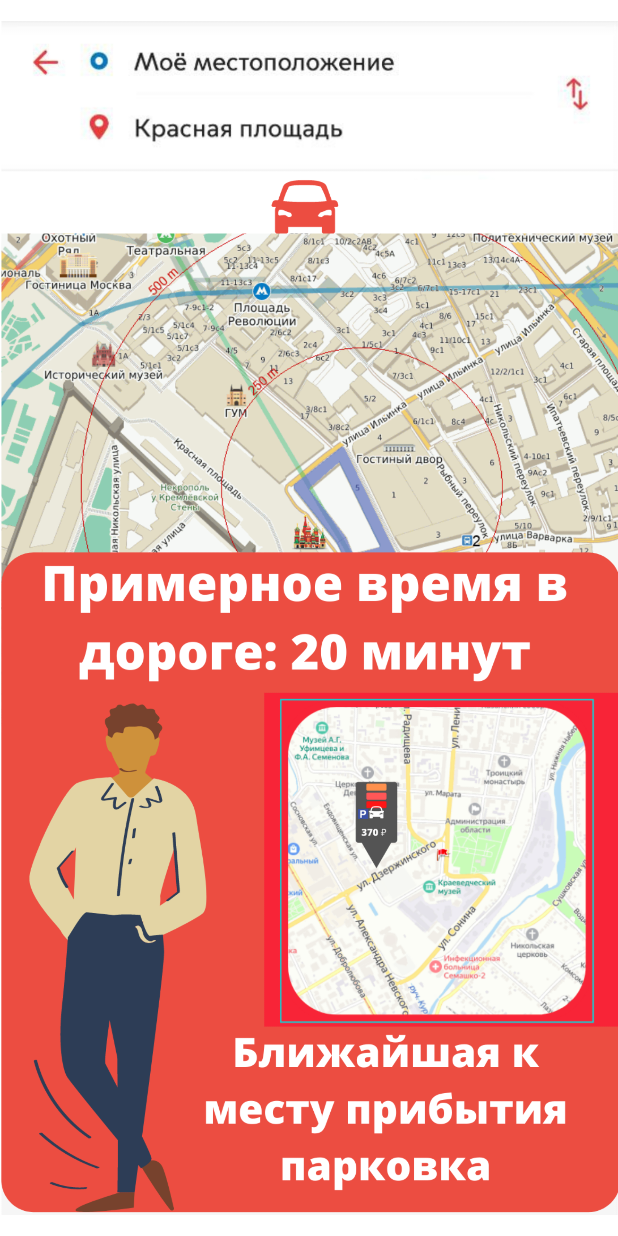
After one commit to TaFo000/lambdaMoscowTransport, an Android app built with Jetpack Compose: the layout offer.xml on its own in the app's theme, with its tools: preview values and no code run, on a phone screen of 412 x 824 dp. The commit adds this screen. Run offline under Robolectric (Android 15) with nearby library versions, the phone set to English and light mode, and no system bars.

```diff
--- a/app/src/main/java/com/example/moscowtransportlambda/MainActivity.kt
+++ b/app/src/main/java/com/example/moscowtransportlambda/MainActivity.kt
@@ -31,9 +31,9 @@ class MainActivity : ComponentActivity() {
             startActivity(intent)
         }
         var layerss = findViewById<Button>(R.id.kuda_btn2)
-        layerss.setOnLongClickListener {
-            var intent = Intent(this@MainActivity,Layers::class.java)
-            startActivity(intent)
+        layerss.setOnClickListener {
+            var yintent = Intent(this@MainActivity,Layers::class.java)
+            startActivity(yintent)
         }
 
     }
--- a/app/src/main/res/layout/car_rout.xml
+++ /dev/null
@@ -1,6 +0,0 @@
-<?xml version="1.0" encoding="utf-8"?>
-<LinearLayout xmlns:android="http://schemas.android.com/apk/res/android"
-    android:layout_width="match_parent"
-    android:layout_height="match_parent">
-
-</LinearLayout>
--- a/app/src/main/res/layout/main_screen.xml
+++ b/app/src/main/res/layout/main_screen.xml
@@ -14,7 +14,6 @@
         app:layout_constraintEnd_toEndOf="parent"
         app:layout_constraintStart_toStartOf="parent"
         app:layout_constraintTop_toTopOf="parent"
-        app:srcCompat="@drawable/ic_launcher_background"
         tools:srcCompat="@drawable/map" />
 
     <Button
@@ -102,9 +101,11 @@
         android:id="@+id/kuda_btn2"
         android:layout_width="60dp"
         android:layout_height="60dp"
+        android:layout_marginStart="16dp"
+        android:layout_marginTop="32dp"
         android:height="60dp"
         android:alpha="0.5"
-        android:text="Куда поедем?"
+        android:foreground="@drawable/ic_baseline_sort_24"
         android:textColor="@color/black"
         app:cornerRadius="10dp"
         app:layout_constraintStart_toStartOf="parent"
--- /dev/null
+++ b/app/src/main/res/layout/offer.xml
@@ -0,0 +1,18 @@
+<?xml version="1.0" encoding="utf-8"?>
+<androidx.constraintlayout.widget.ConstraintLayout xmlns:android="http://schemas.android.com/apk/res/android"
+    xmlns:app="http://schemas.android.com/apk/res-auto"
+    xmlns:tools="http://schemas.android.com/tools"
+    android:id="@+id/linearLayout5"
+    android:layout_width="match_parent"
+    android:layout_height="match_parent">
+
+    <ImageView
+        android:id="@+id/imageView6"
+        android:layout_width="wrap_content"
+        android:layout_height="wrap_content"
+        app:layout_constraintBottom_toBottomOf="parent"
+        app:layout_constraintEnd_toEndOf="parent"
+        app:layout_constraintStart_toStartOf="parent"
+        app:layout_constraintTop_toTopOf="parent"
+        app:srcCompat="@drawable/offer_photo" />
+</androidx.constraintlayout.widget.ConstraintLayout>
```
Also changed, not shown: app/src/main/java/com/example/moscowtransportlambda/OfferParking.kt (added, +12 -0 lines), app/src/main/java/com/example/moscowtransportlambda/Schedule.kt (added, +12 -0 lines), app/src/main/java/com/example/moscowtransportlambda/SwipeChoice.kt (+69 -13 lines), app/src/main/res/layout/swipe_choice.xml (+13 -12 lines), app/src/main/res/drawable-v24/multiple.png (added), app/src/main/res/drawable-v24/offer_photo.png (added).
